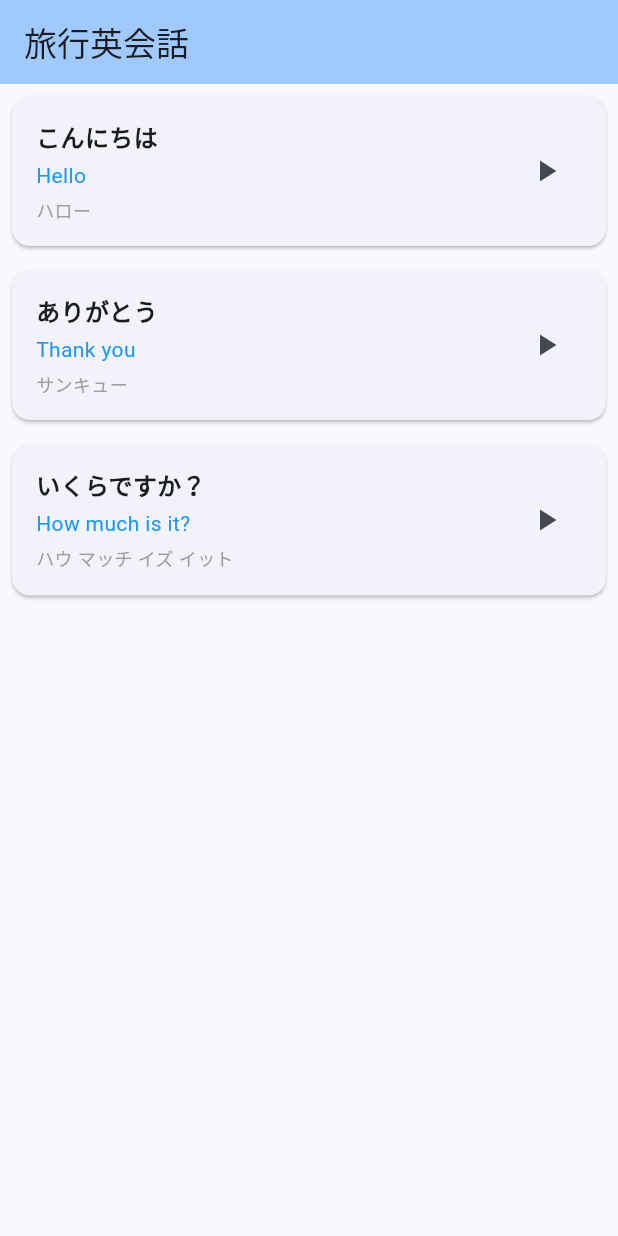
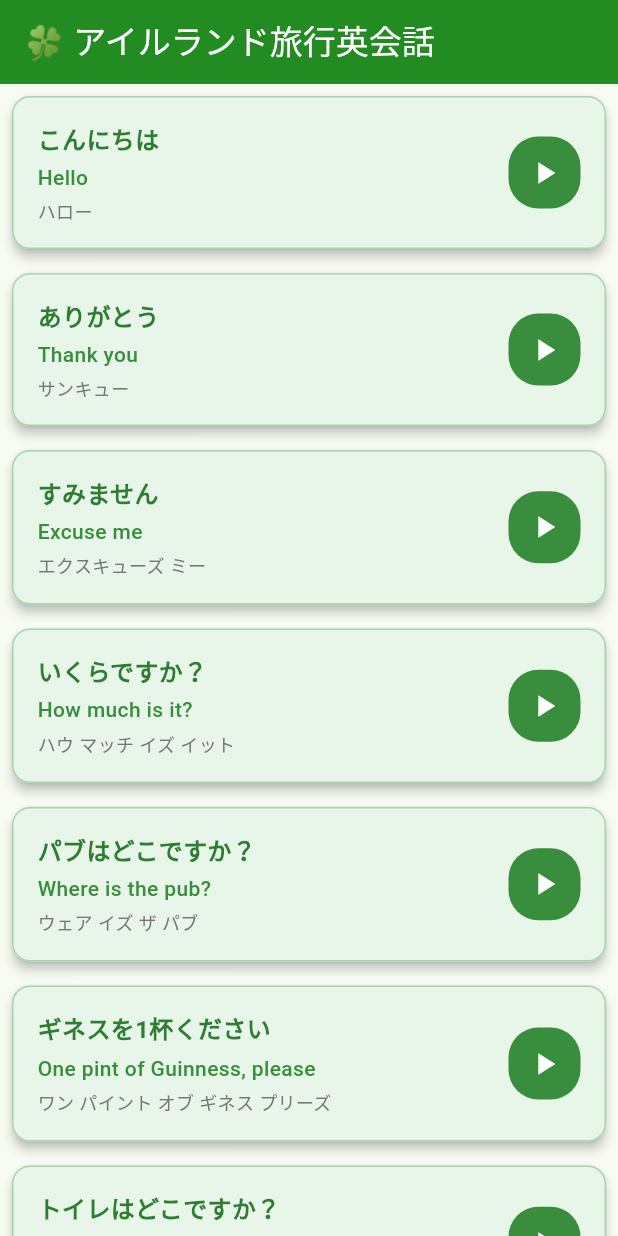
Before and after one commit to ippo000/my_travel_phrases, a Flutter app: the screen it shows after launch, on a phone screen of 412 x 824 dp. Run offline on Flutter 3.47's test engine with Material 3 defaults, Android fonts, the light colour scheme and no system bars; our stand-ins replace flutter_tts.

Commit message:
アイルランド旅行向けに改修

```diff
--- a/lib/main.dart
+++ b/lib/main.dart
@@ -11,9 +11,13 @@ class MyApp extends StatelessWidget {
   @override
   Widget build(BuildContext context) {
     return MaterialApp(
-      title: '旅行英会話',
+      title: 'アイルランド旅行英会話',
       theme: ThemeData(
-        colorScheme: ColorScheme.fromSeed(seedColor: Colors.blue),
+        colorScheme: ColorScheme.fromSeed(seedColor: Colors.green),
+        appBarTheme: const AppBarTheme(
+          backgroundColor: Color(0xFF228B22),
+          foregroundColor: Colors.white,
+        ),
       ),
       home: const TravelPhrasesPage(),
     );
@@ -38,7 +42,7 @@ class _TravelPhrasesPageState extends State<TravelPhrasesPage> {
   }
 
   void _initTts() async {
-    await flutterTts.setLanguage('en-US');
+    await flutterTts.setLanguage('en-IE');
     await flutterTts.setSpeechRate(0.5);
   }
 
@@ -50,9 +54,54 @@ class _TravelPhrasesPageState extends State<TravelPhrasesPage> {
     {'japanese': 'こんにちは', 'english': 'Hello', 'pronunciation': 'ハロー'},
     {'japanese': 'ありがとう', 'english': 'Thank you', 'pronunciation': 'サンキュー'},
     {
+      'japanese': 'すみません',
+      'english': 'Excuse me',
+      'pronunciation': 'エクスキューズ ミー',
+    },
+    {
       'japanese': 'いくらですか？',
       'english': 'How much is it?',
       'pronunciation': 'ハウ マッチ イズ イット',
+    },
+    {
+      'japanese': 'パブはどこですか？',
+      'english': 'Where is the pub?',
+      'pronunciation': 'ウェア イズ ザ パブ',
+    },
+    {
+      'japanese': 'ギネスを1杯ください',
+      'english': 'One pint of Guinness, please',
+      'pronunciation': 'ワン パイント オブ ギネス プリーズ',
+    },
+    {
+      'japanese': 'トイレはどこですか？',
+      'english': 'Where is the toilet?',
+      'pronunciation': 'ウェア イズ ザ トイレット',
+    },
+    {
+      'japanese': '道に迷いました',
+      'english': 'I am lost',
+      'pronunciation': 'アイ アム ロスト',
+    },
+    {
+      'japanese': '助けてください',
+      'english': 'Can you help me?',
+      'pronunciation': 'キャン ユー ヘルプ ミー',
+    },
+    {
+      'japanese': '英語が話せません',
+      'english': 'I do not speak English well',
+      'pronunciation': 'アイ ドゥ ノット スピーク イングリッシュ ウェル',
+    },
+    {
+      'japanese': 'ダブリン城はどこですか？',
+      'english': 'Where is Dublin Castle?',
+      'pronunciation': 'ウェア イズ ダブリン キャッスル',
+    },
+    {
+      'japanese': 'チェックインお願いします',
+      'english': 'Check in, please',
+      'pronunciation': 'チェック イン プリーズ',
     },
   ];
 
@@ -60,8 +109,9 @@ class _TravelPhrasesPageState extends State<TravelPhrasesPage> {
   Widget build(BuildContext context) {
     return Scaffold(
       appBar: AppBar(
-        title: const Text('旅行英会話'),
-        backgroundColor: Theme.of(context).colorScheme.inversePrimary,
+        title: const Text('🍀 アイルランド旅行英会話'),
+        backgroundColor: const Color(0xFF228B22),
+        foregroundColor: Colors.white,
       ),
       body: ListView.builder(
         itemCount: phrases.length,
@@ -69,6 +119,13 @@ class _TravelPhrasesPageState extends State<TravelPhrasesPage> {
           final phrase = phrases[index];
           return Card(
             margin: const EdgeInsets.all(8.0),
+            color: Colors.green[50],
+            elevation: 3,
+            child: Container(
+              decoration: BoxDecoration(
+                borderRadius: BorderRadius.circular(12),
+                border: Border.all(color: Colors.green[200]!, width: 1),
+              ),
               child: Padding(
                 padding: const EdgeInsets.all(16.0),
                 child: Row(
@@ -83,6 +140,7 @@ class _TravelPhrasesPageState extends State<TravelPhrasesPage> {
                             style: const TextStyle(
                               fontSize: 16,
                               fontWeight: FontWeight.bold,
+                              color: Color.fromARGB(255, 46, 125, 50),
                             ),
                           ),
                           const SizedBox(height: 4),
@@ -90,7 +148,8 @@ class _TravelPhrasesPageState extends State<TravelPhrasesPage> {
                             phrase['english']!,
                             style: const TextStyle(
                               fontSize: 14,
-                            color: Colors.blue,
+                              color: Color.fromARGB(255, 56, 142, 60),
+                              fontWeight: FontWeight.w500,
                             ),
                           ),
                           const SizedBox(height: 4),
@@ -98,17 +157,24 @@ class _TravelPhrasesPageState extends State<TravelPhrasesPage> {
                             phrase['pronunciation']!,
                             style: const TextStyle(
                               fontSize: 12,
-                            color: Colors.grey,
+                              color: Color.fromARGB(255, 117, 117, 117),
                             ),
                           ),
                         ],
                       ),
                     ),
-                  IconButton(
+                    Container(
+                      decoration: BoxDecoration(
+                        color: Colors.green[700],
+                        borderRadius: BorderRadius.circular(20),
+                      ),
+                      child: IconButton(
                         onPressed: () => _speak(phrase['english']!),
-                    icon: const Icon(Icons.play_arrow),
+                        icon: const Icon(Icons.play_arrow, color: Colors.white),
+                      ),
                     ),
                   ],
+                ),
               ),
             ),
           );
```
Also changed, not shown: 3 other files. Lines whose indentation alone changed are shown as unchanged.
